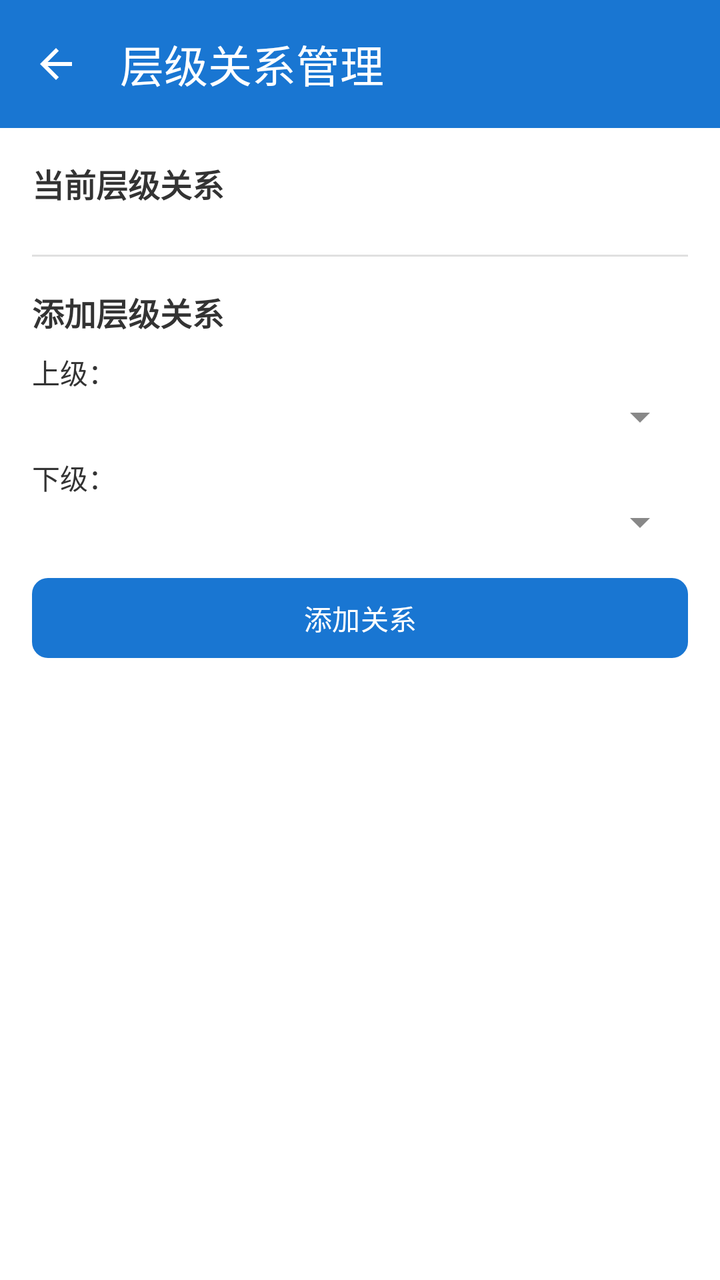
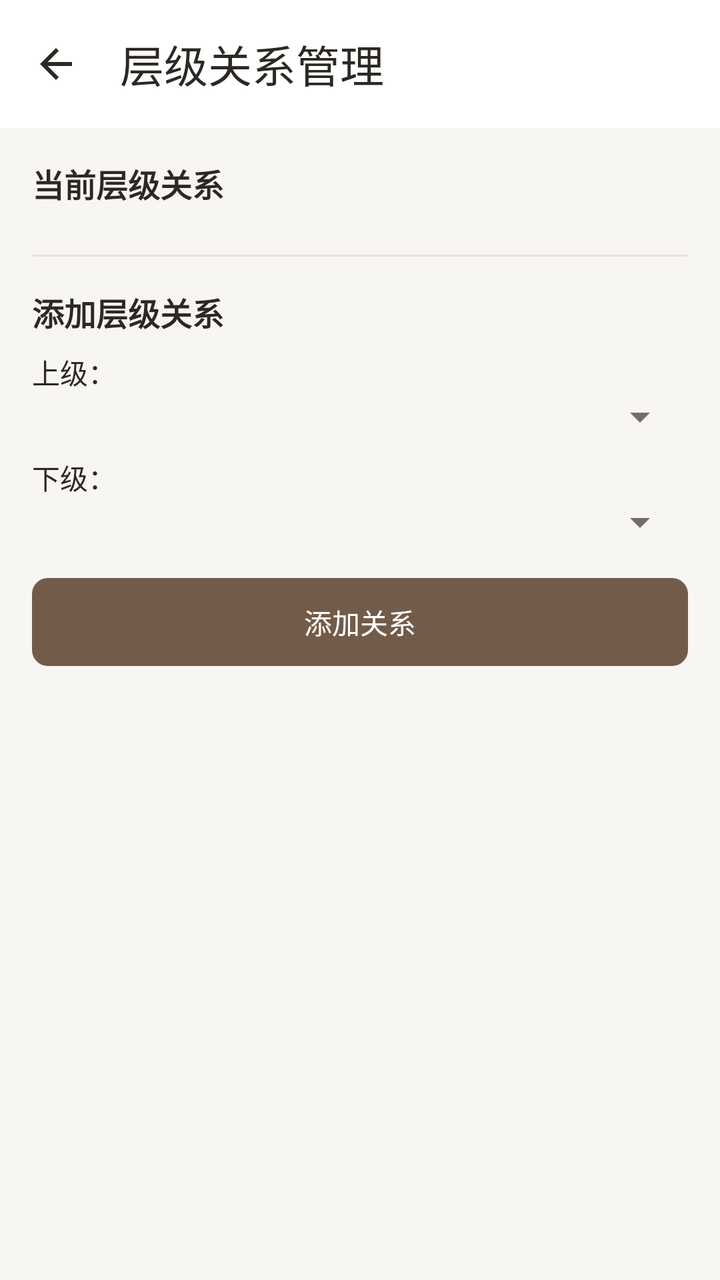

Before-and-after screenshots of an Android layout around one commit, followed by the original layout XML and the change that was made.
<!-- AndroidManifest.xml: application theme Theme.Project_Pandora -->
<!-- res/layout/activity_hierarchy_manage.xml -->
<?xml version="1.0" encoding="utf-8"?>
<layout xmlns:android="http://schemas.android.com/apk/res/android"
    xmlns:app="http://schemas.android.com/apk/res-auto">

    <data>

    </data>

    <androidx.constraintlayout.widget.ConstraintLayout
        android:layout_width="match_parent"
        android:layout_height="match_parent"
        android:background="@color/color_bg_page">

        <com.google.android.material.appbar.MaterialToolbar
            android:id="@+id/toolbar"
            android:layout_width="match_parent"
            android:layout_height="wrap_content"
            android:background="?attr/colorPrimary"
            app:title="层级关系管理"
            app:titleTextColor="@android:color/white"
            app:navigationIcon="@drawable/ic_back"
            app:layout_constraintTop_toTopOf="parent" />

        <ScrollView
            android:layout_width="match_parent"
            android:layout_height="0dp"
            app:layout_constraintTop_toBottomOf="@id/toolbar"
            app:layout_constraintBottom_toBottomOf="parent">

            <LinearLayout
                android:layout_width="match_parent"
                android:layout_height="wrap_content"
                android:orientation="vertical"
                android:padding="16dp">

                <TextView
                    android:layout_width="wrap_content"
                    android:layout_height="wrap_content"
                    android:text="当前层级关系"
                    android:textSize="16sp"
                    android:textStyle="bold"
                    android:textColor="@color/color_text_primary"
                    android:layout_marginBottom="8dp" />

                <androidx.recyclerview.widget.RecyclerView
                    android:id="@+id/recyclerRelations"
                    android:layout_width="match_parent"
                    android:layout_height="wrap_content"
                    android:nestedScrollingEnabled="false" />

                <TextView
                    android:id="@+id/textNoRelations"
                    android:layout_width="match_parent"
                    android:layout_height="wrap_content"
                    android:text="暂无层级关系"
                    android:textColor="@color/color_text_secondary"
                    android:gravity="center"
                    android:padding="16dp"
                    android:visibility="gone" />

                <View
                    android:layout_width="match_parent"
                    android:layout_height="1dp"
                    android:background="#E0E0E0"
                    android:layout_marginVertical="16dp" />

                <TextView
                    android:layout_width="wrap_content"
                    android:layout_height="wrap_content"
                    android:text="添加层级关系"
                    android:textSize="16sp"
                    android:textStyle="bold"
                    android:textColor="@color/color_text_primary"
                    android:layout_marginBottom="8dp" />

                <TextView
                    android:layout_width="wrap_content"
                    android:layout_height="wrap_content"
                    android:text="上级："
                    android:textSize="14sp"
                    android:textColor="@color/color_text_primary" />

                <Spinner
                    android:id="@+id/spinnerSuperior"
                    android:layout_width="match_parent"
                    android:layout_height="wrap_content"
                    android:layout_marginBottom="8dp" />

                <TextView
                    android:layout_width="wrap_content"
                    android:layout_height="wrap_content"
                    android:text="下级："
                    android:textSize="14sp"
                    android:textColor="@color/color_text_primary" />

                <Spinner
                    android:id="@+id/spinnerSubordinate"
                    android:layout_width="match_parent"
                    android:layout_height="wrap_content"
                    android:layout_marginBottom="12dp" />

                <com.google.android.material.button.MaterialButton
                    android:id="@+id/btnAddRelation"
                    android:layout_width="match_parent"
                    android:layout_height="wrap_content"
                    android:text="添加关系"
                    app:cornerRadius="8dp" />

                <TextView
                    android:id="@+id/textError"
                    android:layout_width="match_parent"
                    android:layout_height="wrap_content"
                    android:textColor="#F44336"
                    android:textSize="13sp"
                    android:layout_marginTop="8dp"
                    android:visibility="gone" />

            </LinearLayout>

        </ScrollView>

    </androidx.constraintlayout.widget.ConstraintLayout>
</layout>
<!-- resources referenced by this layout -->
<resources>
  <color name="color_bg_page">#FFFFFFFF</color>
  <color name="color_text_primary">#FF333333</color>
  <color name="color_text_secondary">#FF888888</color>
  <style name="Base.Theme.Project_Pandora" parent="Theme.Material3.DayNight.NoActionBar">
          
          <item name="colorPrimary">@color/color_calendar_today</item>
          <item name="colorOnPrimary">@color/white</item>
          <item name="colorSurface">@color/color_bg_page</item>
          <item name="colorOnSurface">@color/color_text_primary</item>
          <item name="colorOnSurfaceVariant">@color/color_text_secondary</item>
          <item name="android:colorBackground">@color/color_bg_page</item>
          <item name="android:textColorPrimary">@color/color_text_primary</item>
          <item name="android:textColorSecondary">@color/color_text_secondary</item>
      </style>
  <color name="color_calendar_today">#FF1976D2</color>
  <color name="white">#FFFFFFFF</color>
  <!-- unchanged entries left out for length: 2 -->
</resources>

<!-- the commit's change to res/layout/activity_hierarchy_manage.xml (unified diff, before → after) -->
@@ -15,11 +15,14 @@
             android:id="@+id/toolbar"
             android:layout_width="match_parent"
             android:layout_height="wrap_content"
-            android:background="?attr/colorPrimary"
+            android:background="@color/color_surface"
             app:title="层级关系管理"
-            app:titleTextColor="@android:color/white"
+            app:titleTextColor="@color/color_text_primary"
             app:navigationIcon="@drawable/ic_back"
-            app:layout_constraintTop_toTopOf="parent" />
+            app:layout_constraintTop_toTopOf="parent"
+            style="@style/Widget.Pandora.Toolbar"
+            app:navigationIconTint="@color/color_text_primary"
+            android:elevation="0dp" />
 
         <ScrollView
             android:layout_width="match_parent"
@@ -61,7 +64,7 @@
                 <View
                     android:layout_width="match_parent"
                     android:layout_height="1dp"
-                    android:background="#E0E0E0"
+                    android:background="@color/color_divider"
                     android:layout_marginVertical="16dp" />
 
                 <TextView
@@ -104,13 +107,14 @@
                     android:layout_width="match_parent"
                     android:layout_height="wrap_content"
                     android:text="添加关系"
-                    app:cornerRadius="8dp" />
+                    app:cornerRadius="8dp"
+                    android:textColor="@color/color_on_accent" />
 
                 <TextView
                     android:id="@+id/textError"
                     android:layout_width="match_parent"
                     android:layout_height="wrap_content"
-                    android:textColor="#F44336"
+                    android:textColor="@color/color_error"
                     android:textSize="13sp"
                     android:layout_marginTop="8dp"
                     android:visibility="gone" />
<!-- resource entries referenced after the edit -->
@@ -1,21 +1,177 @@
 <!-- resources referenced by this layout -->
 <resources>
-  <color name="color_bg_page">#FFFFFFFF</color>
-  <color name="color_text_primary">#FF333333</color>
-  <color name="color_text_secondary">#FF888888</color>
+  <color name="color_bg_page">#F8F6F2</color>
+  <color name="color_divider">#E9E3DA</color>
+  <color name="color_error">#A1473A</color>
+  <color name="color_on_accent">#FFFFFF</color>
+  <color name="color_surface">#FFFFFF</color>
+  <color name="color_text_primary">#2C2823</color>
+  <color name="color_text_secondary">#756D63</color>
+  <style name="Widget.Pandora.Toolbar" parent="Widget.Material3.Toolbar">
+          <item name="android:background">@color/color_surface</item>
+          <item name="android:minHeight">64dp</item>
+          <item name="android:elevation">0dp</item>
+          <item name="titleTextAppearance">@style/TextAppearance.Pandora.Title</item>
+          <item name="titleTextColor">@color/color_text_primary</item>
+          <item name="subtitleTextColor">@color/color_text_secondary</item>
+          <item name="navigationIconTint">@color/color_text_primary</item>
+          <item name="contentInsetStart">20dp</item>
+          <item name="contentInsetEnd">16dp</item>
+      </style>
+  <style name="TextAppearance.Pandora.Title" parent="TextAppearance.Material3.TitleLarge">
+          <item name="android:fontFamily">sans-serif-medium</item>
+          <item name="android:textSize">22sp</item>
+          <item name="android:textColor">@color/color_text_primary</item>
+      </style>
   <style name="Base.Theme.Project_Pandora" parent="Theme.Material3.DayNight.NoActionBar">
           
-          <item name="colorPrimary">@color/color_calendar_today</item>
-          <item name="colorOnPrimary">@color/white</item>
-          <item name="colorSurface">@color/color_bg_page</item>
+          <item name="colorPrimary">@color/color_accent</item>
+          <item name="colorOnPrimary">@color/color_on_accent</item>
+          <item name="colorPrimaryContainer">@color/color_accent_soft</item>
+          <item name="colorOnPrimaryContainer">@color/color_text_primary</item>
+          <item name="colorSecondary">@color/color_accent</item>
+          <item name="colorOnSecondary">@color/color_on_accent</item>
+          <item name="colorSecondaryContainer">@color/color_accent_soft</item>
+          <item name="colorOnSecondaryContainer">@color/color_text_primary</item>
+          <item name="colorTertiary">@color/color_accent</item>
+          <item name="colorOnTertiary">@color/color_on_accent</item>
+          <item name="colorTertiaryContainer">@color/color_accent_soft</item>
+          <item name="colorOnTertiaryContainer">@color/color_text_primary</item>
+          <item name="colorSurface">@color/color_surface</item>
           <item name="colorOnSurface">@color/color_text_primary</item>
           <item name="colorOnSurfaceVariant">@color/color_text_secondary</item>
+          <item name="colorSurfaceVariant">@color/color_surface_soft</item>
+          <item name="colorSurfaceContainerLowest">@color/color_surface</item>
+          <item name="colorSurfaceContainerLow">@color/color_surface</item>
+          <item name="colorSurfaceContainer">@color/color_surface_soft</item>
+          <item name="colorSurfaceContainerHigh">@color/color_surface_soft</item>
+          <item name="colorSurfaceContainerHighest">@color/color_accent_soft</item>
+          <item name="colorOutline">@color/color_border_strong</item>
+          <item name="colorOutlineVariant">@color/color_divider</item>
+          <item name="colorError">@color/color_error</item>
+          <item name="colorOnError">@color/color_on_accent</item>
+          <item name="colorErrorContainer">@color/color_error_surface</item>
+          <item name="colorOnErrorContainer">@color/color_error</item>
+          <item name="colorControlHighlight">@color/color_accent_soft</item>
           <item name="android:colorBackground">@color/color_bg_page</item>
+          <item name="android:windowBackground">@color/color_bg_page</item>
           <item name="android:textColorPrimary">@color/color_text_primary</item>
           <item name="android:textColorSecondary">@color/color_text_secondary</item>
+          <item name="android:fontFamily">sans-serif</item>
+          <item name="fontFamily">sans-serif</item>
+          <item name="textAppearanceBodyLarge">@style/TextAppearance.Pandora.Body</item>
+          <item name="textAppearanceBodyMedium">@style/TextAppearance.Pandora.BodySmall</item>
+          <item name="textAppearanceTitleLarge">@style/TextAppearance.Pandora.Title</item>
+          <item name="textAppearanceLabelLarge">@style/TextAppearance.Pandora.Label</item>
+          <item name="materialButtonStyle">@style/Widget.Pandora.Button</item>
+          <item name="materialButtonOutlinedStyle">@style/Widget.Pandora.Button.Outlined</item>
+          <item name="materialCardViewStyle">@style/Widget.Pandora.Card</item>
+          <item name="cardViewStyle">@style/Widget.Pandora.LegacyCard</item>
+          <item name="toolbarStyle">@style/Widget.Pandora.Toolbar</item>
+          <item name="textInputStyle">@style/Widget.Pandora.TextInput</item>
+          <item name="tabStyle">@style/Widget.Pandora.Tabs</item>
+          <item name="chipStyle">@style/Widget.Pandora.Chip</item>
+          <item name="bottomNavigationStyle">@style/Widget.Pandora.BottomNavigation</item>
+          <item name="floatingActionButtonStyle">@style/Widget.Pandora.Fab</item>
       </style>
-  <color name="color_calendar_today">#FF1976D2</color>
-  <color name="white">#FFFFFFFF</color>
+  <color name="color_accent">#725B49</color>
+  <color name="color_accent_soft">#EEE6DC</color>
+  <color name="color_surface_soft">#F3EFE8</color>
+  <color name="color_border_strong">#BDB0A0</color>
+  <color name="color_error_surface">#F8EAE5</color>
+  <style name="TextAppearance.Pandora.Body" parent="TextAppearance.Material3.BodyLarge">
+          <item name="android:fontFamily">sans-serif</item>
+          <item name="android:textSize">16sp</item>
+          <item name="android:textColor">@color/color_text_primary</item>
+      </style>
+  <style name="TextAppearance.Pandora.BodySmall" parent="TextAppearance.Material3.BodyMedium">
+          <item name="android:textSize">14sp</item>
+          <item name="android:textColor">@color/color_text_secondary</item>
+      </style>
+  <style name="TextAppearance.Pandora.Label" parent="TextAppearance.Material3.LabelLarge">
+          <item name="android:fontFamily">sans-serif-medium</item>
+          <item name="android:textSize">14sp</item>
+          <item name="android:letterSpacing">0</item>
+          <item name="android:textAllCaps">false</item>
+      </style>
+  <style name="Widget.Pandora.Button" parent="Widget.Material3.Button">
+          <item name="cornerRadius">14dp</item>
+          <item name="android:minHeight">52dp</item>
+          <item name="android:textAppearance">@style/TextAppearance.Pandora.Label</item>
+          <item name="android:textAllCaps">false</item>
+          <item name="android:stateListAnimator">@null</item>
+      </style>
+  <style name="Widget.Pandora.Button.Outlined" parent="Widget.Material3.Button.OutlinedButton">
+          <item name="cornerRadius">14dp</item>
+          <item name="strokeColor">@color/color_border_strong</item>
+          <item name="android:minHeight">48dp</item>
+          <item name="android:textAppearance">@style/TextAppearance.Pandora.Label</item>
+          <item name="android:textAllCaps">false</item>
+      </style>
+  <style name="Widget.Pandora.Card" parent="Widget.MaterialComponents.CardView">
+          <item name="cardBackgroundColor">@color/color_surface</item>
+          <item name="cardCornerRadius">18dp</item>
+          <item name="cardElevation">0dp</item>
+          <item name="strokeColor">@color/color_divider</item>
+          <item name="strokeWidth">1dp</item>
+      </style>
+  <style name="Widget.Pandora.LegacyCard" parent="CardView">
+          <item name="cardBackgroundColor">@color/color_surface</item>
+          <item name="cardCornerRadius">18dp</item>
+          <item name="cardElevation">1dp</item>
+      </style>
+  <style name="Widget.Pandora.TextInput" parent="Widget.Material3.TextInputLayout.OutlinedBox">
+          <item name="boxBackgroundColor">@color/color_surface</item>
+          <item name="boxStrokeColor">@color/pandora_input_stroke</item>
+          <item name="hintTextColor">@color/color_accent</item>
+          <item name="android:textColorHint">@color/color_text_secondary</item>
+          <item name="boxCornerRadiusTopStart">12dp</item>
+          <item name="boxCornerRadiusTopEnd">12dp</item>
+          <item name="boxCornerRadiusBottomStart">12dp</item>
+          <item name="boxCornerRadiusBottomEnd">12dp</item>
+          <item name="boxStrokeWidth">1dp</item>
+          <item name="boxStrokeWidthFocused">2dp</item>
+      </style>
+  <style name="Widget.Pandora.Tabs" parent="Widget.Material3.TabLayout">
+          <item name="android:background">@color/color_surface</item>
+          <item name="tabTextAppearance">@style/TextAppearance.Pandora.Label</item>
+          <item name="tabTextColor">@color/color_text_secondary</item>
+          <item name="tabSelectedTextColor">@color/color_accent</item>
+          <item name="tabIndicatorColor">@color/color_accent</item>
+          <item name="tabIndicatorHeight">2dp</item>
+          <item name="tabRippleColor">@color/color_accent_soft</item>
+      </style>
+  <style name="Widget.Pandora.Chip" parent="Widget.Material3.Chip.Filter">
+          <item name="chipBackgroundColor">@color/pandora_chip_background</item>
+          <item name="android:textColor">@color/pandora_chip_text</item>
+          <item name="chipStrokeColor">@color/color_divider</item>
+          <item name="chipStrokeWidth">1dp</item>
+          <item name="chipCornerRadius">12dp</item>
+          <item name="ensureMinTouchTargetSize">true</item>
+      </style>
+  <style name="Widget.Pandora.BottomNavigation" parent="Widget.Material3.BottomNavigationView">
+          <item name="android:background">@color/color_surface</item>
+          <item name="elevation">0dp</item>
+          <item name="itemIconSize">23dp</item>
+          <item name="itemIconTint">@color/bottom_nav_color_selector</item>
+          <item name="itemTextColor">@color/bottom_nav_color_selector</item>
+          <item name="itemTextAppearanceActive">@style/TextAppearance.Pandora.Navigation</item>
+          <item name="itemTextAppearanceInactive">@style/TextAppearance.Pandora.Navigation</item>
+          <item name="itemActiveIndicatorStyle">@style/Widget.Pandora.NavIndicator</item>
+      </style>
+  <style name="Widget.Pandora.Fab" parent="Widget.Material3.FloatingActionButton.Primary">
+          <item name="backgroundTint">@color/color_accent</item>
+          <item name="tint">@color/color_on_accent</item>
+          <item name="elevation">2dp</item>
+      </style>
+  <style name="TextAppearance.Pandora.Navigation" parent="TextAppearance.Material3.LabelMedium">
+          <item name="android:fontFamily">sans-serif-medium</item>
+          <item name="android:textSize">12sp</item>
+          <item name="android:letterSpacing">0</item>
+      </style>
+  <style name="Widget.Pandora.NavIndicator" parent="Widget.Material3.BottomNavigationView.ActiveIndicator">
+          <item name="android:color">@color/color_accent_soft</item>
+      </style>
   <!-- unchanged entries left out for length: 2 -->
 </resources>
 
